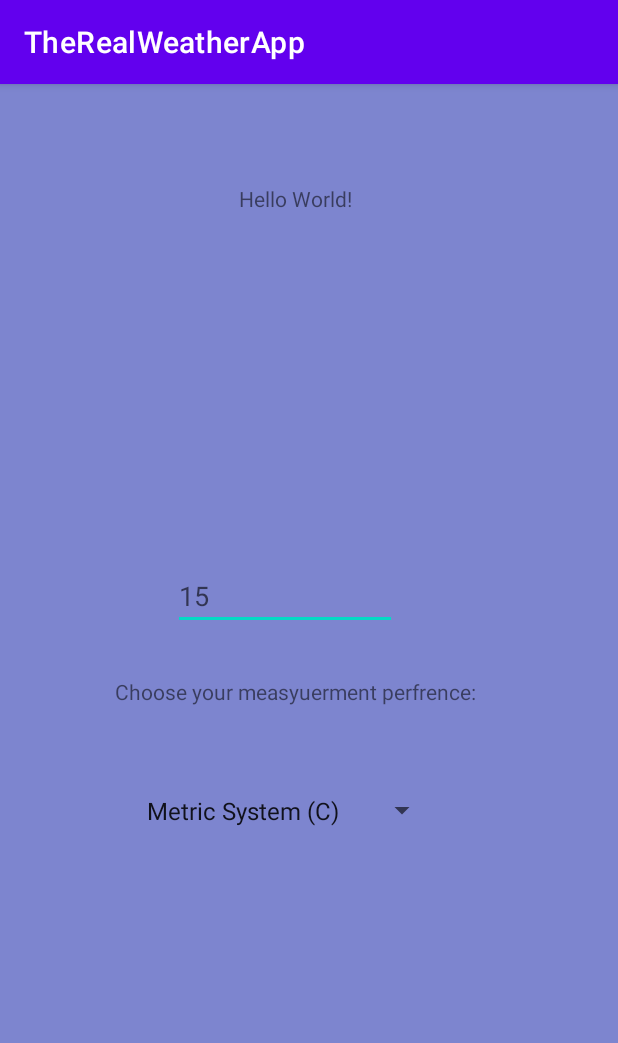
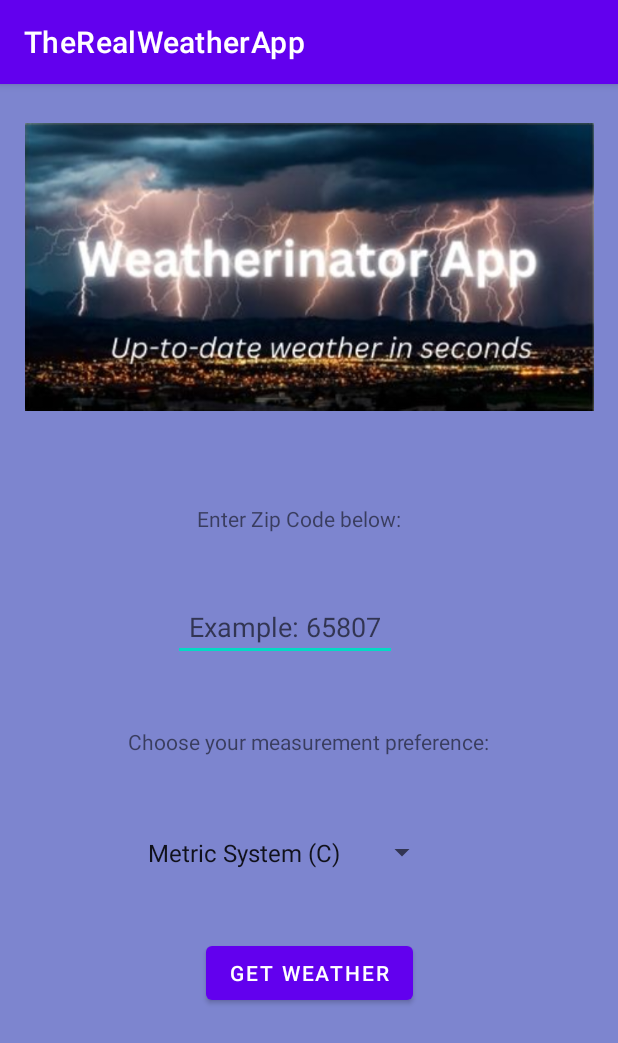
Before and after one commit to The-Lucas-Stephens/WeatherApp, an Android app: the screen it shows after launch (MainActivity), on a phone screen of 412 x 824 dp. Shown: the top 1043 px of the screen. Run offline under Robolectric (Android 15) with nearby library versions, the phone set to English and light mode, and no system bars.

Commit message:
changed design to main activity

```diff
--- a/app/src/main/res/layout/activity_main.xml
+++ b/app/src/main/res/layout/activity_main.xml
@@ -8,55 +8,98 @@
     tools:context=".MainActivity">
 
     <TextView
+        android:id="@+id/textView2"
         android:layout_width="wrap_content"
         android:layout_height="wrap_content"
-        android:text="Hello World!"
+        android:layout_marginStart="84dp"
+        android:layout_marginTop="18dp"
+        android:layout_marginEnd="84dp"
+        android:layout_marginBottom="25dp"
+        android:text="@string/hint"
+        app:layout_constraintBottom_toTopOf="@+id/spinner_Weather"
+        app:layout_constraintEnd_toEndOf="parent"
+        app:layout_constraintStart_toStartOf="parent"
+        app:layout_constraintTop_toBottomOf="@+id/input_ZipCode" />
+
+    <TextView
+        android:id="@+id/textView"
+        android:layout_width="185dp"
+        android:layout_height="44dp"
+        android:layout_marginStart="106dp"
+        android:layout_marginTop="26dp"
+        android:layout_marginEnd="120dp"
+        android:layout_marginBottom="9dp"
+        android:text="@string/hint2"
+        android:textAlignment="center"
+        app:layout_constraintBottom_toTopOf="@+id/input_ZipCode"
+        app:layout_constraintEnd_toEndOf="parent"
+        app:layout_constraintStart_toStartOf="parent"
+        app:layout_constraintTop_toBottomOf="@+id/imageView2" />
+
+    <EditText
+        android:id="@+id/input_ZipCode"
+        android:layout_width="wrap_content"
+        android:layout_height="wrap_content"
+        android:layout_marginStart="116dp"
+        android:layout_marginTop="4dp"
+        android:layout_marginEnd="148dp"
+        android:layout_marginBottom="23dp"
+        android:ems="7"
+        android:hint="@string/inputZipcodeHint"
+        android:inputType="textPersonName"
+        android:text=""
+        android:textAlignment="center"
+        android:textColor="#FFFFFF"
+        app:layout_constraintBottom_toTopOf="@+id/textView2"
+        app:layout_constraintEnd_toEndOf="parent"
+        app:layout_constraintStart_toStartOf="parent"
+        app:layout_constraintTop_toBottomOf="@+id/textView" />
+
+    <Spinner
+        android:id="@+id/spinner_Weather"
+        android:layout_width="wrap_content"
+        android:layout_height="wrap_content"
+        android:layout_marginStart="89dp"
+        android:layout_marginTop="12dp"
+        android:layout_marginEnd="120dp"
+        android:layout_marginBottom="21dp"
+        android:entries="@array/spinnerWeather"
+        android:minHeight="50dp"
+        android:textAlignment="center"
+        android:textColor="#FFFFFF"
+        app:layout_constraintBottom_toTopOf="@+id/button"
+        app:layout_constraintEnd_toEndOf="parent"
+        app:layout_constraintStart_toStartOf="parent"
+        app:layout_constraintTop_toBottomOf="@+id/textView2" />
+
+    <ImageView
+        android:id="@+id/imageView2"
+        android:layout_width="379dp"
+        android:layout_height="208dp"
+        android:layout_marginStart="16dp"
+        android:layout_marginTop="16dp"
+        android:layout_marginEnd="16dp"
+        android:layout_marginBottom="26dp"
+        app:layout_constraintBottom_toTopOf="@+id/textView"
+        app:layout_constraintEnd_toEndOf="parent"
+        app:layout_constraintStart_toStartOf="parent"
+        app:layout_constraintTop_toTopOf="parent"
+        app:srcCompat="@drawable/weatherbannerfixed" />
+
+    <Button
+        android:id="@+id/button"
+        android:layout_width="wrap_content"
+        android:layout_height="wrap_content"
+        android:layout_marginStart="135dp"
+        android:layout_marginTop="8dp"
+        android:layout_marginEnd="135dp"
+
+        android:layout_marginBottom="149dp"
+        android:text="@string/getWeatherBtn"
+        android:textAlignment="center"
         app:layout_constraintBottom_toBottomOf="parent"
         app:layout_constraintEnd_toEndOf="parent"
-        app:layout_constraintHorizontal_bias="0.473"
         app:layout_constraintStart_toStartOf="parent"
-        app:layout_constraintTop_toTopOf="parent"
-        app:layout_constraintVertical_bias="0.089" />
-
-    <TextView
-        android:layout_width="wrap_content"
-        android:layout_height="wrap_content"
-        android:text="@string/hint"
-        app:layout_constraintBottom_toBottomOf="parent"
-        app:layout_constraintEnd_toEndOf="parent"
-        app:layout_constraintHorizontal_bias="0.446"
-        app:layout_constraintStart_toStartOf="parent"
-        app:layout_constraintTop_toTopOf="parent"
-        app:layout_constraintVertical_bias="0.528" />
-
-    <EditText
-        android:id="@+id/input_mile"
-        android:layout_width="wrap_content"
-        android:layout_height="wrap_content"
-        android:ems="7"
-        android:hint="@string/inputMileHint"
-        android:inputType="textPersonName"
-        android:text=""
-        android:textColor="#FFFFFF"
-        app:layout_constraintBottom_toBottomOf="parent"
-        app:layout_constraintEnd_toEndOf="parent"
-        app:layout_constraintHorizontal_bias="0.439"
-        app:layout_constraintStart_toStartOf="parent"
-        app:layout_constraintTop_toTopOf="parent"
-        app:layout_constraintVertical_bias="0.441" />
-
-    <Spinner
-        android:id="@+id/spinner_cars"
-        android:layout_width="wrap_content"
-        android:layout_height="wrap_content"
-        android:entries="@array/spinnerCars"
-        android:minHeight="50dp"
-        android:textColor="#FFFFFF"
-        app:layout_constraintBottom_toBottomOf="parent"
-        app:layout_constraintEnd_toEndOf="parent"
-        app:layout_constraintHorizontal_bias="0.427"
-        app:layout_constraintStart_toStartOf="parent"
-        app:layout_constraintTop_toTopOf="parent"
-        app:layout_constraintVertical_bias="0.64" />
+        app:layout_constraintTop_toBottomOf="@+id/spinner_Weather" />
 
 </androidx.constraintlayout.widget.ConstraintLayout>
--- a/app/src/main/res/values/strings.xml
+++ b/app/src/main/res/values/strings.xml
@@ -1,11 +1,13 @@
 <resources>
     <string name="app_name">TheRealWeatherApp</string>
 
-    <string-array name="spinnerCars">
+    <string-array name="spinnerWeather">
         <item> Metric System (C)</item>
         <item> Imperial System (F)</item>
     </string-array>
 
-    <string name="inputMileHint">15</string>
-    <string name="hint">Choose your measyuerment perfrence:</string>
+    <string name="inputZipcodeHint">Example: 65807</string>
+    <string name="hint">Choose your measurement preference:</string>
+    <string name="hint2">Enter Zip Code below:</string>
+    <string name="getWeatherBtn">Get Weather</string>
 </resources>
```
Also changed, not shown: app/src/main/res/drawable/weatherbannerfixed.png (added).
